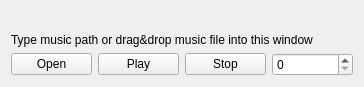
Above: _Misc/SDLMusPlayer/mainwindow.ui from WohlSoft/Moondust-Project before the change. Below: the same form after it.
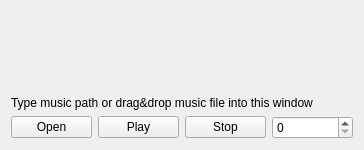
That is the form after the change.

Commit message: Added support of Artist, Album, Copyright tags into SDL2 Mixer Ext

What changed in the file:
```diff
--- a/_Misc/SDLMusPlayer/mainwindow.ui
+++ b/_Misc/SDLMusPlayer/mainwindow.ui
@@ -7,7 +7,7 @@
     <x>0</x>
     <y>0</y>
     <width>364</width>
-    <height>87</height>
+    <height>150</height>
    </rect>
   </property>
   <property name="acceptDrops">
@@ -18,28 +18,42 @@
   </property>
   <widget class="QWidget" name="centralWidget">
    <layout class="QGridLayout" name="gridLayout">
-    <item row="3" column="2">
+    <item row="2" column="0" colspan="4">
+     <widget class="QLabel" name="musAlbum">
+      <property name="text">
+       <string/>
+      </property>
+     </widget>
+    </item>
+    <item row="1" column="0" colspan="4">
+     <widget class="QLabel" name="musArtist">
+      <property name="text">
+       <string/>
+      </property>
+     </widget>
+    </item>
+    <item row="6" column="2">
      <widget class="QPushButton" name="stop">
       <property name="text">
        <string>Stop</string>
       </property>
      </widget>
     </item>
-    <item row="3" column="1">
+    <item row="6" column="1">
      <widget class="QPushButton" name="play">
       <property name="text">
        <string>Play</string>
       </property>
      </widget>
     </item>
-    <item row="3" column="0">
+    <item row="6" column="0">
      <widget class="QPushButton" name="open">
       <property name="text">
        <string>Open</string>
       </property>
      </widget>
     </item>
-    <item row="1" column="0" colspan="4">
+    <item row="4" column="0" colspan="4">
      <widget class="QLabel" name="label">
       <property name="text">
        <string>Type music path or drag&amp;drop music file into this window</string>
@@ -56,13 +70,20 @@
       </property>
      </widget>
     </item>
-    <item row="3" column="3">
+    <item row="6" column="3">
      <widget class="QSpinBox" name="trackID">
       <property name="maximum">
        <number>9999999</number>
       </property>
      </widget>
     </item>
+    <item row="3" column="0" colspan="4">
+     <widget class="QLabel" name="musCopyright">
+      <property name="text">
+       <string/>
+      </property>
+     </widget>
+    </item>
    </layout>
   </widget>
  </widget>
```
The commit also changes 11 other files.
